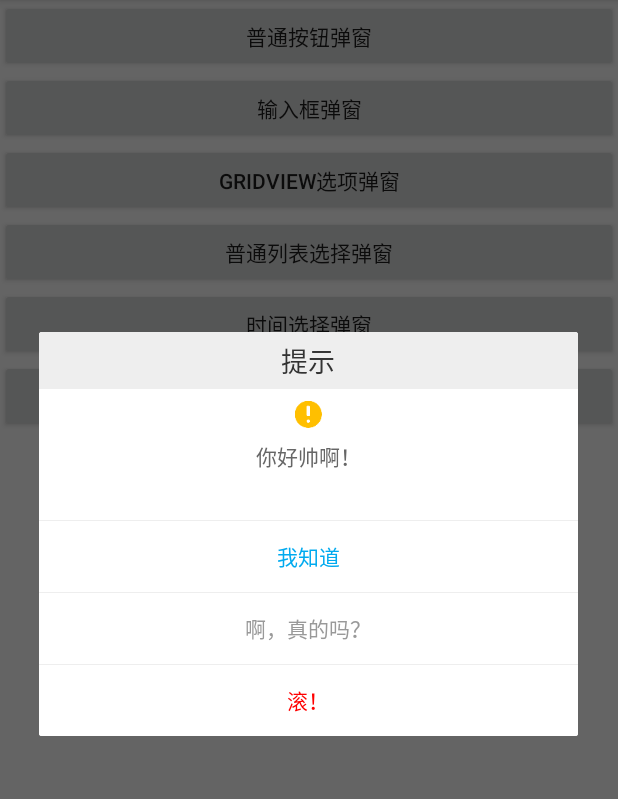
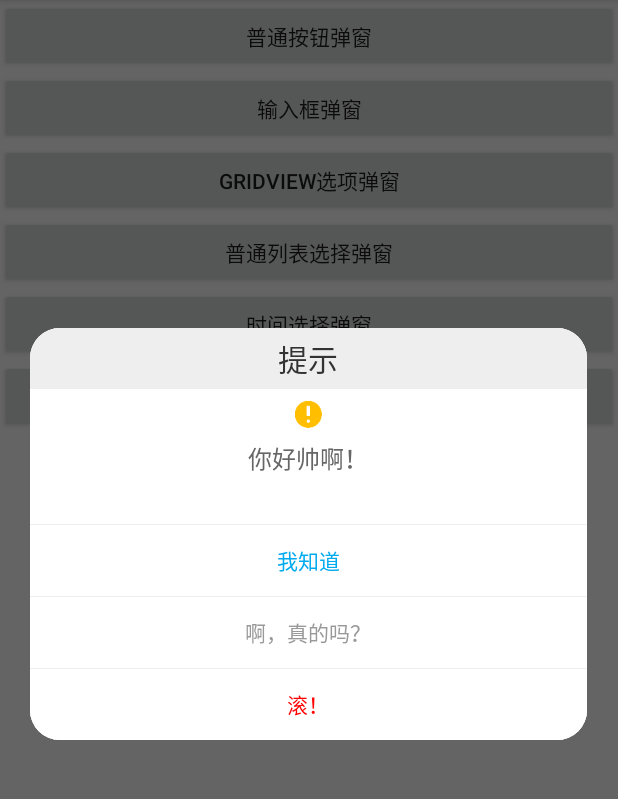
Before and after one commit to D10NGYANG/DL10Dialog, an Android app: the screen it shows after launch (MainActivity), after a tap on "普通按钮弹窗", on a phone screen of 412 x 824 dp, the part 84-883 px from its top. Run offline under Robolectric (Android 15) with nearby library versions, the phone set to English and light mode, and no system bars; our stand-ins replace data binding.

Commit message:
增加背景样式可供修改；

```diff
--- a/build.gradle
+++ b/build.gradle
@@ -1,14 +1,14 @@
 // Top-level build file where you can add configuration options common to all sub-projects/modules.
 
 buildscript {
-    ext.kotlin_version = '1.3.61'
+    ext.kotlin_version = '1.3.72'
     repositories {
         google()
         jcenter()
 
     }
     dependencies {
-        classpath 'com.android.tools.build:gradle:3.6.1'
+        classpath 'com.android.tools.build:gradle:4.0.0'
         classpath "org.jetbrains.kotlin:kotlin-gradle-plugin:$kotlin_version"
 
         // NOTE: Do not place your application dependencies here; they belong
--- a/dialog/build.gradle
+++ b/dialog/build.gradle
@@ -11,7 +11,7 @@ android {
         minSdkVersion 21
         targetSdkVersion 29
         versionCode 1
-        versionName "1.1"
+        versionName "1.2"
 
         testInstrumentationRunner "androidx.test.runner.AndroidJUnitRunner"
         consumerProguardFiles 'consumer-rules.pro'
@@ -32,8 +32,8 @@ dependencies {
     implementation fileTree(dir: 'libs', include: ['*.jar'])
     implementation "org.jetbrains.kotlin:kotlin-stdlib-jdk7:$kotlin_version"
     implementation 'androidx.appcompat:appcompat:1.1.0'
-    implementation 'androidx.core:core-ktx:1.2.0'
-    testImplementation 'junit:junit:4.12'
+    implementation 'androidx.core:core-ktx:1.3.0'
+    testImplementation 'junit:junit:4.13'
     androidTestImplementation 'androidx.test.ext:junit:1.1.1'
     androidTestImplementation 'androidx.test.espresso:espresso-core:3.2.0'
 
--- a/dialog/src/main/java/com/dlong/dialog/BaseDialog.kt
+++ b/dialog/src/main/java/com/dlong/dialog/BaseDialog.kt
@@ -153,6 +153,7 @@ open class BaseDialog<T> constructor(
     open fun show() {
         val act = context as Activity
         if (!act.isFinishing) alert?.show()
+        alert?.window?.setBackgroundDrawable(ContextCompat.getDrawable(context, R.drawable.dialog_def_bg))
     }
 
     /**
--- /dev/null
+++ b/dialog/src/main/res/drawable/dialog_def_bg.xml
@@ -0,0 +1,13 @@
+<?xml version="1.0" encoding="utf-8"?>
+<layer-list xmlns:android="http://schemas.android.com/apk/res/android"
+    android:shape="rectangle">
+    <item android:left="@dimen/dialogBgPaddingSize"
+        android:bottom="@dimen/dialogBgPaddingSize"
+        android:top="@dimen/dialogBgPaddingSize"
+        android:right="@dimen/dialogBgPaddingSize">
+        <shape android:shape="rectangle">
+            <corners android:radius="@dimen/dialogBgRadius"/>
+            <solid android:color="@color/colorDialogBackground"/>
+        </shape>
+    </item>
+</layer-list>
--- a/dialog/src/main/res/layout/dialog_def_loading_view.xml
+++ b/dialog/src/main/res/layout/dialog_def_loading_view.xml
@@ -29,7 +29,8 @@
         android:layout_height="match_parent"
         android:background="@color/colorDialogBackground"
         android:gravity="center_horizontal"
-        android:orientation="vertical">
+        android:orientation="vertical"
+        android:padding="@dimen/dialogBgPaddingSize">
 
         <TextView
             android:id="@+id/txt_tittle"
@@ -41,7 +42,7 @@
             android:singleLine="true"
             android:text="@{tittle}"
             android:textColor="@color/colorTextTittle"
-            android:textSize="18sp" />
+            android:textSize="@dimen/textTitleSize" />
 
         <ImageView
             android:id="@+id/image"
@@ -64,7 +65,7 @@
             android:text="@{message}"
             android:textAlignment="center"
             android:textColor="@color/colorTextNormal"
-            android:textSize="14sp" />
+            android:textSize="@dimen/textContentSize" />
 
         <ScrollView
             android:id="@+id/scroll_view"
--- a/dialog/src/main/res/layout/dialog_picker_view.xml
+++ b/dialog/src/main/res/layout/dialog_picker_view.xml
@@ -24,7 +24,7 @@
             android:gravity="center"
             android:text="@{startText}"
             android:textColor="@color/colorTextNormal"
-            android:textSize="14sp" />
+            android:textSize="@dimen/textContentSize" />
 
         <NumberPicker
             android:id="@+id/picker"
@@ -41,7 +41,7 @@
             android:gravity="center"
             android:text="@{endText}"
             android:textColor="@color/colorTextNormal"
-            android:textSize="14sp" />
+            android:textSize="@dimen/textContentSize" />
 
     </LinearLayout>
 </layout>
--- a/dialog/src/main/res/layout/dialog_select_view.xml
+++ b/dialog/src/main/res/layout/dialog_select_view.xml
@@ -19,7 +19,7 @@
             android:buttonTint="@color/colorTextTheme"
             android:text="CheckBox"
             android:textColor="@color/colorTextNormal"
-            android:textSize="14sp"
+            android:textSize="@dimen/textContentSize"
             app:layout_constraintBottom_toBottomOf="parent"
             app:layout_constraintEnd_toEndOf="parent"
             app:layout_constraintStart_toStartOf="parent"
--- a/dialog/src/main/res/values/dimens.xml
+++ b/dialog/src/main/res/values/dimens.xml
@@ -10,4 +10,9 @@
     <dimen name="SP_26">26sp</dimen>
     <dimen name="SP_28">28sp</dimen>
     <dimen name="SP_30">30sp</dimen>
+
+    <dimen name="textTitleSize">20sp</dimen>
+    <dimen name="textContentSize">16sp</dimen>
+    <dimen name="dialogBgPaddingSize">10dp</dimen>
+    <dimen name="dialogBgRadius">20dp</dimen>
 </resources>
```
Also changed, not shown: dialog/src/main/res/layout/dialog_version_view.xml (+5 -5 lines), gradle/wrapper/gradle-wrapper.properties.
